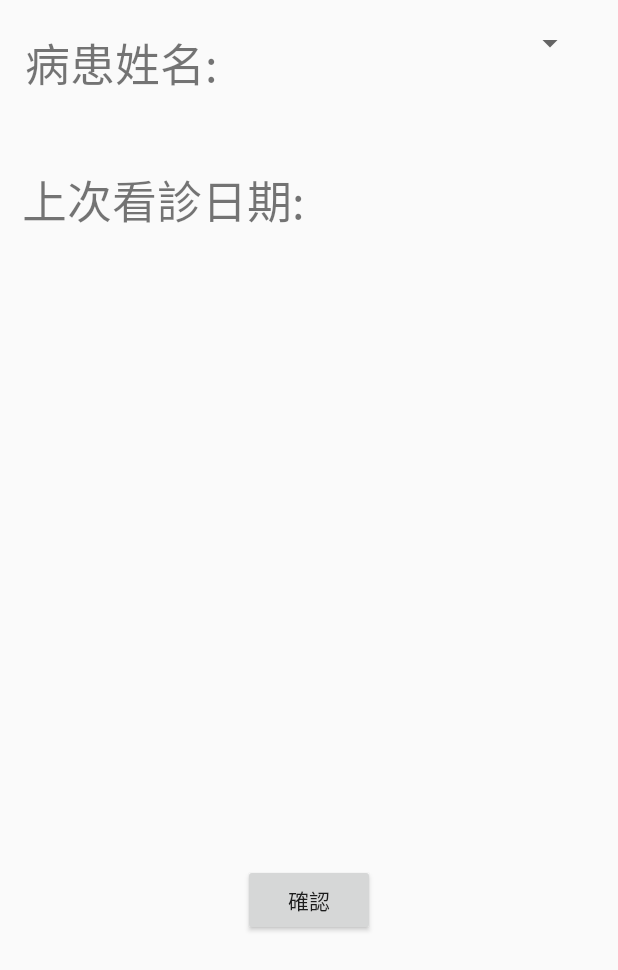
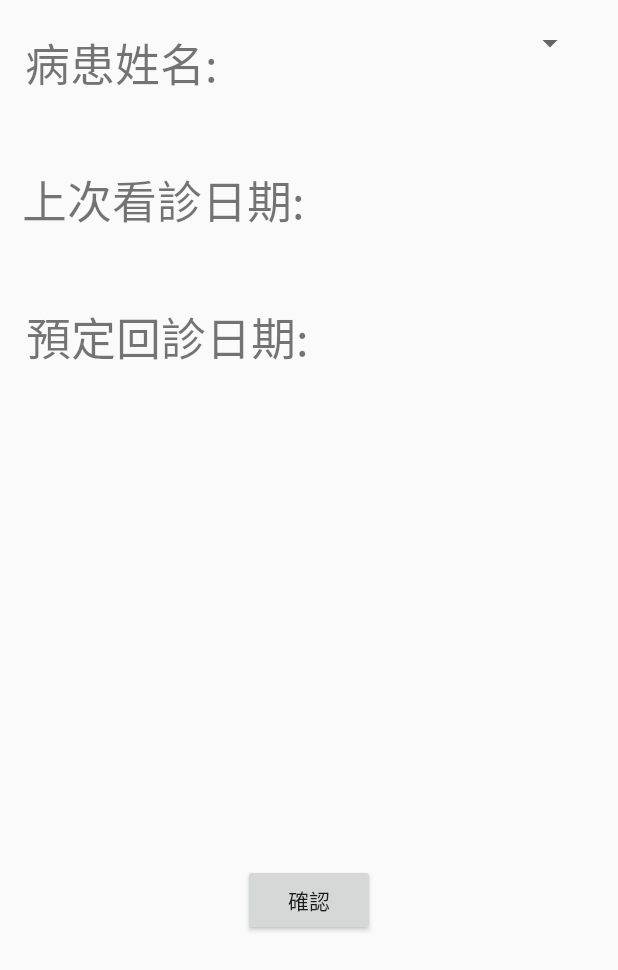
Before and after one commit to pig98520/BrushGo_Doctor, an Android app: the screen it shows after launch (main_activity), on a phone screen of 412 x 824 dp. Shown: the top 970 px of the screen. Run offline under Robolectric (Android 15) with nearby library versions, the light colour scheme and no system bars; our stand-ins replace Firebase (no records; nobody signed in at launch, a user with empty details on screens opened directly).

Commit message:
2017/07/26 設定回診日期

```diff
--- a/app/src/main/java/com/example/pig98520/brushgo_doctor/main_activity.java
+++ b/app/src/main/java/com/example/pig98520/brushgo_doctor/main_activity.java
@@ -28,6 +28,7 @@ public class main_activity extends AppCompatActivity {
     private String uid;
     private String nowDate;
     private TextView install_date;
+    private TextView back_date;
     private Button confirm;
     private List<String> nameList = new ArrayList<String>();
     private ArrayAdapter<String> nameAdapter;
@@ -50,6 +51,7 @@ public class main_activity extends AppCompatActivity {
         name_spin.setAdapter(nameAdapter);
         confirm=(Button)findViewById(R.id.confirm_btn);
         install_date=(TextView)findViewById(R.id.txt_installDate);
+        back_date=(TextView)findViewById(R.id.txt_backDate);
         intent = new Intent();
         bundle= new Bundle();
     }
@@ -130,5 +132,21 @@ public class main_activity extends AppCompatActivity {
 
             }
         });
+
+        dbRef.child(uid).child("back_date").addValueEventListener(new ValueEventListener() {
+            @Override
+            public void onDataChange(DataSnapshot dataSnapshot) {
+                if(dataSnapshot.exists()){
+                    back_date.setText("預計回診日期:"+dataSnapshot.getValue().toString().trim());
+                }
+                else
+                    back_date.setText("預計回診日期:");
+            }
+
+            @Override
+            public void onCancelled(DatabaseError databaseError) {
+
+            }
+        });
     }
 }
--- a/app/src/main/res/layout/main_activity.xml
+++ b/app/src/main/res/layout/main_activity.xml
@@ -57,6 +57,23 @@
         app:layout_constraintTop_toTopOf="parent"
         app:layout_constraintVertical_bias="0.135" />
 
+    <TextView
+        android:id="@+id/txt_backDate"
+        android:layout_width="wrap_content"
+        android:layout_height="wrap_content"
+        android:layout_marginBottom="8dp"
+        android:layout_marginLeft="8dp"
+        android:layout_marginRight="8dp"
+        android:layout_marginTop="8dp"
+        android:text="預定回診日期:"
+        android:textSize="30sp"
+        app:layout_constraintBottom_toBottomOf="parent"
+        app:layout_constraintHorizontal_bias="0.044"
+        app:layout_constraintLeft_toLeftOf="parent"
+        app:layout_constraintRight_toRightOf="parent"
+        app:layout_constraintTop_toTopOf="parent"
+        app:layout_constraintVertical_bias="0.254" />
+
     <Button
         android:id="@+id/confirm_btn"
         android:layout_width="wrap_content"
```
Also changed, not shown: app/src/main/java/com/example/pig98520/brushgo_doctor/tooth_activity.java (+43 -8 lines).
